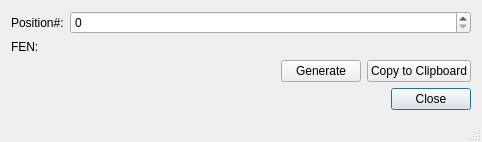
Above: src/presentation/controls/chess960generator.ui from karagog/GKChess before the change. Below: the same form after it.
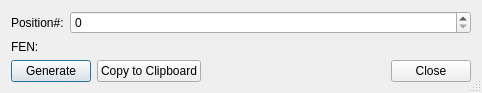
That is the form after the change.

Commit message: Improved the layout of the chess960 generator

What changed in the file:
```diff
--- a/src/presentation/controls/chess960generator.ui
+++ b/src/presentation/controls/chess960generator.ui
@@ -7,7 +7,7 @@
     <x>0</x>
     <y>0</y>
     <width>482</width>
-    <height>142</height>
+    <height>86</height>
    </rect>
   </property>
   <property name="windowTitle">
@@ -17,6 +17,9 @@
    <bool>true</bool>
   </property>
   <layout class="QFormLayout" name="formLayout">
+   <property name="fieldGrowthPolicy">
+    <enum>QFormLayout::AllNonFixedFieldsGrow</enum>
+   </property>
    <item row="0" column="0">
     <widget class="QLabel" name="label1">
      <property name="text">
@@ -31,18 +34,21 @@
      </property>
     </widget>
    </item>
-   <item row="4" column="0" colspan="2">
-    <widget class="QDialogButtonBox" name="buttonBox">
-     <property name="orientation">
-      <enum>Qt::Horizontal</enum>
-     </property>
-     <property name="standardButtons">
-      <set>QDialogButtonBox::Close</set>
+   <item row="1" column="1">
+    <widget class="QLabel" name="lbl_fen">
+     <property name="text">
+      <string/>
      </property>
     </widget>
    </item>
-   <item row="3" column="0" colspan="2">
+   <item row="2" column="0" colspan="2">
     <widget class="QWidget" name="widget" native="true">
+     <property name="sizePolicy">
+      <sizepolicy hsizetype="Preferred" vsizetype="Preferred">
+       <horstretch>0</horstretch>
+       <verstretch>1</verstretch>
+      </sizepolicy>
+     </property>
      <layout class="QHBoxLayout" name="horizontalLayout">
       <property name="leftMargin">
        <number>0</number>
@@ -56,6 +62,26 @@
       <property name="bottomMargin">
        <number>0</number>
       </property>
+      <item>
+       <widget class="QPushButton" name="pushButton">
+        <property name="text">
+         <string>Generate</string>
+        </property>
+       </widget>
+      </item>
+      <item>
+       <widget class="QPushButton" name="pushButton_2">
+        <property name="sizePolicy">
+         <sizepolicy hsizetype="Minimum" vsizetype="Fixed">
+          <horstretch>0</horstretch>
+          <verstretch>0</verstretch>
+         </sizepolicy>
+        </property>
+        <property name="text">
+         <string>Copy to Clipboard</string>
+        </property>
+       </widget>
+      </item>
       <item>
        <spacer name="horizontalSpacer">
         <property name="orientation">
@@ -70,16 +96,9 @@
        </spacer>
       </item>
       <item>
-       <widget class="QPushButton" name="pushButton">
+       <widget class="QPushButton" name="pushButton_3">
         <property name="text">
-         <string>Generate</string>
-        </property>
-       </widget>
-      </item>
-      <item>
-       <widget class="QPushButton" name="pushButton_2">
-        <property name="text">
-         <string>Copy to Clipboard</string>
+         <string>Close</string>
         </property>
        </widget>
       </item>
```
Left out of the diff: 77 changed lines with no effect on the pictures.
